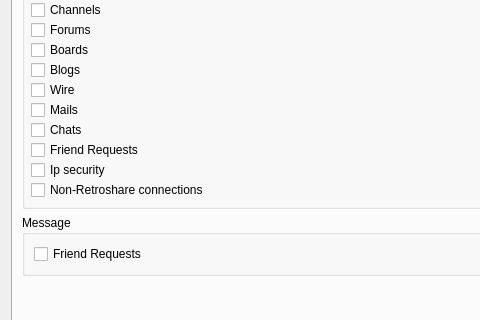
First picture: the form in retroshare-gui/src/gui/settings/NotifyPage.ui, repository RetroShare/RetroShare, before the edit; both pictures show x 0 to 480 and y 112 to 432 of the 569 by 526 pixel window.
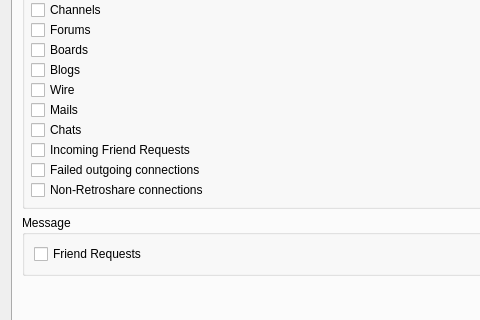
Second picture: the form after the edit. Custom widgets are drawn as their Qt base class.

Commit message: attempt to improve security items

```diff
--- a/retroshare-gui/src/gui/settings/NotifyPage.ui
+++ b/retroshare-gui/src/gui/settings/NotifyPage.ui
@@ -110,14 +110,14 @@
             <item>
              <widget class="QCheckBox" name="notify_Security">
               <property name="text">
-               <string>Friend Requests</string>
+               <string>Incoming Friend Requests</string>
               </property>
              </widget>
             </item>
             <item>
              <widget class="QCheckBox" name="notify_SecurityIp">
               <property name="text">
-               <string>Ip security</string>
+               <string>Failed outgoing connections</string>
               </property>
              </widget>
             </item>
```
Left out of the diff: 9 changed lines with no effect on the pictures. The commit also changes 4 other files.
